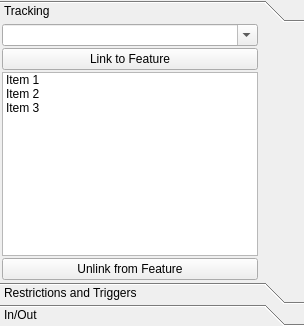
The window that ui/tab_objectsUi.ui (wonkoderverstaendige/Spotter) describes before a commit, drawn with Qt 5.
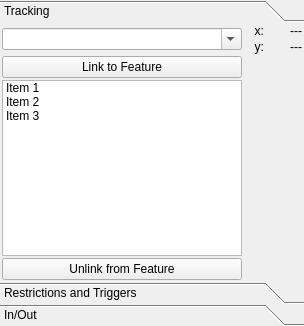
The same window after the commit.

Commit message: Intermediate commit, working on updating features, objects and their tabs.

```diff
--- a/ui/tab_objectsUi.ui
+++ b/ui/tab_objectsUi.ui
@@ -129,6 +129,92 @@
              </property>
             </widget>
            </item>
+           <item row="1" column="2">
+            <layout class="QGridLayout" name="gridLayout_5" columnminimumwidth="20,20">
+             <property name="topMargin">
+              <number>0</number>
+             </property>
+             <property name="horizontalSpacing">
+              <number>6</number>
+             </property>
+             <item row="1" column="0">
+              <widget class="QLabel" name="lbl_y_lbl">
+               <property name="text">
+                <string>y:</string>
+               </property>
+               <property name="alignment">
+                <set>Qt::AlignRight|Qt::AlignTrailing|Qt::AlignVCenter</set>
+               </property>
+              </widget>
+             </item>
+             <item row="0" column="0">
+              <widget class="QLabel" name="lbl_xlbl">
+               <property name="text">
+                <string>x:</string>
+               </property>
+               <property name="alignment">
+                <set>Qt::AlignRight|Qt::AlignTrailing|Qt::AlignVCenter</set>
+               </property>
+              </widget>
+             </item>
+             <item row="0" column="1">
+              <widget class="QLabel" name="lbl_x">
+               <property name="sizePolicy">
+                <sizepolicy hsizetype="Preferred" vsizetype="Preferred">
+                 <horstretch>0</horstretch>
+                 <verstretch>0</verstretch>
+                </sizepolicy>
+               </property>
+               <property name="minimumSize">
+                <size>
+                 <width>32</width>
+                 <height>0</height>
+                </size>
+               </property>
+               <property name="maximumSize">
+                <size>
+                 <width>32</width>
+                 <height>16777215</height>
+                </size>
+               </property>
+               <property name="text">
+                <string>---</string>
+               </property>
+               <property name="alignment">
+                <set>Qt::AlignRight|Qt::AlignTrailing|Qt::AlignVCenter</set>
+               </property>
+              </widget>
+             </item>
+             <item row="1" column="1">
+              <widget class="QLabel" name="lbl_y">
+               <property name="sizePolicy">
+                <sizepolicy hsizetype="Preferred" vsizetype="Preferred">
+                 <horstretch>0</horstretch>
+                 <verstretch>0</verstretch>
+                </sizepolicy>
+               </property>
+               <property name="minimumSize">
+                <size>
+                 <width>32</width>
+                 <height>0</height>
+                </size>
+               </property>
+               <property name="maximumSize">
+                <size>
+                 <width>32</width>
+                 <height>16777215</height>
+                </size>
+               </property>
+               <property name="text">
+                <string>---</string>
+               </property>
+               <property name="alignment">
+                <set>Qt::AlignRight|Qt::AlignTrailing|Qt::AlignVCenter</set>
+               </property>
+              </widget>
+             </item>
+            </layout>
+           </item>
           </layout>
          </item>
         </layout>
```
Left out of the diff: 8 changed lines with no effect on the pictures. The commit also changes 10 other files.
